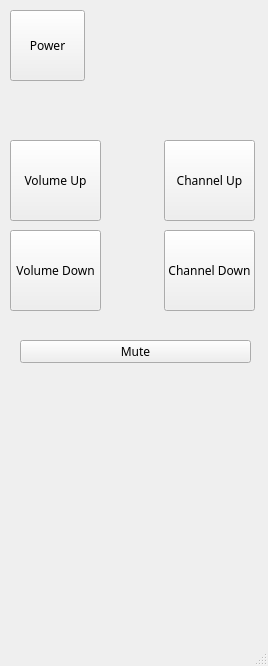
This is view.ui in cjohnson194/Final1 as Qt 5 draws it before an edit. The edited form follows.
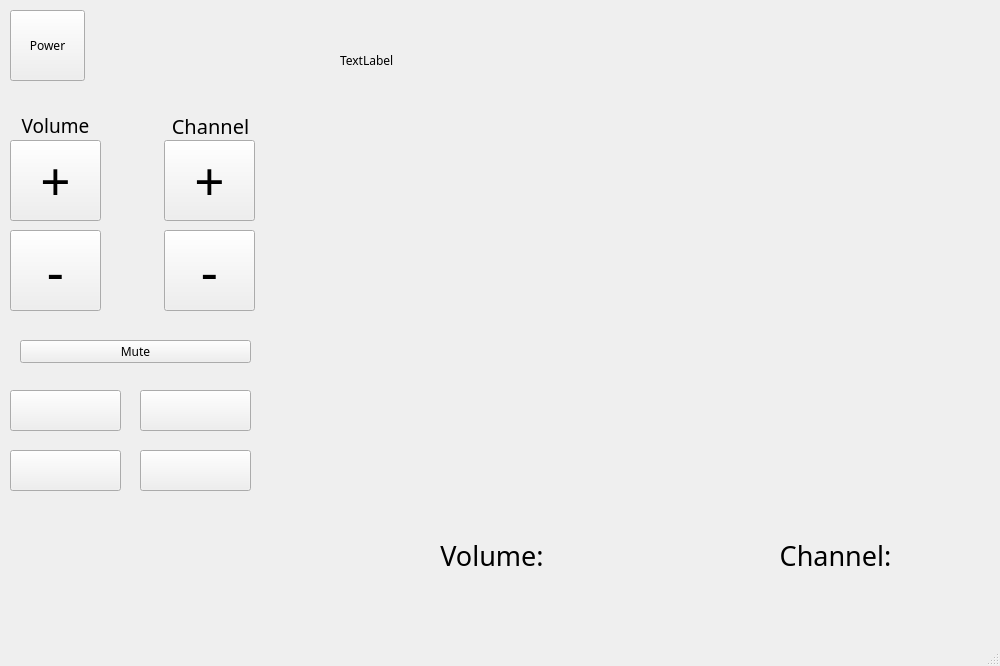
This is the edited form. Icons and pictures are not drawn.

The edit to the form file:
```diff
--- a/view.ui
+++ b/view.ui
@@ -6,19 +6,19 @@
    <rect>
     <x>0</x>
     <y>0</y>
-    <width>268</width>
+    <width>1000</width>
     <height>666</height>
    </rect>
   </property>
   <property name="minimumSize">
    <size>
-    <width>268</width>
+    <width>1000</width>
     <height>666</height>
    </size>
   </property>
   <property name="maximumSize">
    <size>
-    <width>268</width>
+    <width>1000</width>
     <height>666</height>
    </size>
   </property>
@@ -57,8 +57,13 @@
       <height>81</height>
      </rect>
     </property>
+    <property name="font">
+     <font>
+      <pointsize>40</pointsize>
+     </font>
+    </property>
     <property name="text">
-     <string>Channel Up</string>
+     <string>+</string>
     </property>
    </widget>
    <widget class="QPushButton" name="button_channelDown">
@@ -70,8 +75,13 @@
       <height>81</height>
      </rect>
     </property>
+    <property name="font">
+     <font>
+      <pointsize>40</pointsize>
+     </font>
+    </property>
     <property name="text">
-     <string>Channel Down</string>
+     <string>-</string>
     </property>
    </widget>
    <widget class="QPushButton" name="button_volumeUp">
@@ -83,8 +93,13 @@
       <height>81</height>
      </rect>
     </property>
+    <property name="font">
+     <font>
+      <pointsize>40</pointsize>
+     </font>
+    </property>
     <property name="text">
-     <string>Volume Up</string>
+     <string>+</string>
     </property>
    </widget>
    <widget class="QPushButton" name="button_volumeDown">
@@ -96,8 +111,13 @@
       <height>81</height>
      </rect>
     </property>
+    <property name="font">
+     <font>
+      <pointsize>40</pointsize>
+     </font>
+    </property>
     <property name="text">
-     <string>Volume Down</string>
+     <string>-</string>
     </property>
    </widget>
    <widget class="QPushButton" name="button_mute">
@@ -113,6 +133,177 @@
      <string>Mute</string>
     </property>
    </widget>
+   <widget class="QLabel" name="label_screen">
+    <property name="geometry">
+     <rect>
+      <x>340</x>
+      <y>20</y>
+      <width>631</width>
+      <height>471</height>
+     </rect>
+    </property>
+    <property name="text">
+     <string/>
+    </property>
+    <property name="pixmap">
+     <pixmap>C:/Users/Owner/Downloads/black.png</pixmap>
+    </property>
+    <property name="scaledContents">
+     <bool>true</bool>
+    </property>
+   </widget>
+   <widget class="QLabel" name="label_volume">
+    <property name="geometry">
+     <rect>
+      <x>340</x>
+      <y>530</y>
+      <width>311</width>
+      <height>51</height>
+     </rect>
+    </property>
+    <property name="font">
+     <font>
+      <pointsize>20</pointsize>
+     </font>
+    </property>
+    <property name="text">
+     <string>Volume: </string>
+    </property>
+    <property name="alignment">
+     <set>Qt::AlignCenter</set>
+    </property>
+   </widget>
+   <widget class="QLabel" name="label_channel">
+    <property name="geometry">
+     <rect>
+      <x>700</x>
+      <y>530</y>
+      <width>271</width>
+      <height>51</height>
+     </rect>
+    </property>
+    <property name="font">
+     <font>
+      <pointsize>20</pointsize>
+     </font>
+    </property>
+    <property name="text">
+     <string>Channel:</string>
+    </property>
+    <property name="alignment">
+     <set>Qt::AlignCenter</set>
+    </property>
+   </widget>
+   <widget class="QPushButton" name="button_0Disney">
+    <property name="geometry">
+     <rect>
+      <x>10</x>
+      <y>390</y>
+      <width>111</width>
+      <height>41</height>
+     </rect>
+    </property>
+    <property name="text">
+     <string/>
+    </property>
+   </widget>
+   <widget class="QPushButton" name="button_1Hulu">
+    <property name="geometry">
+     <rect>
+      <x>140</x>
+      <y>390</y>
+      <width>111</width>
+      <height>41</height>
+     </rect>
+    </property>
+    <property name="text">
+     <string/>
+    </property>
+   </widget>
+   <widget class="QPushButton" name="button_3Netflix">
+    <property name="geometry">
+     <rect>
+      <x>10</x>
+      <y>450</y>
+      <width>111</width>
+      <height>41</height>
+     </rect>
+    </property>
+    <property name="text">
+     <string/>
+    </property>
+   </widget>
+   <widget class="QPushButton" name="button_4Crunchy">
+    <property name="geometry">
+     <rect>
+      <x>140</x>
+      <y>450</y>
+      <width>111</width>
+      <height>41</height>
+     </rect>
+    </property>
+    <property name="text">
+     <string/>
+    </property>
+   </widget>
+   <widget class="QLabel" name="label">
+    <property name="geometry">
+     <rect>
+      <x>10</x>
+      <y>110</y>
+      <width>91</width>
+      <height>31</height>
+     </rect>
+    </property>
+    <property name="font">
+     <font>
+      <pointsize>14</pointsize>
+     </font>
+    </property>
+    <property name="text">
+     <string>Volume</string>
+    </property>
+    <property name="alignment">
+     <set>Qt::AlignCenter</set>
+    </property>
+   </widget>
+   <widget class="QLabel" name="label_2">
+    <property name="geometry">
+     <rect>
+      <x>170</x>
+      <y>110</y>
+      <width>81</width>
+      <height>31</height>
+     </rect>
+    </property>
+    <property name="font">
+     <font>
+      <pointsize>15</pointsize>
+     </font>
+    </property>
+    <property name="text">
+     <string>Channel</string>
+    </property>
+    <property name="alignment">
+     <set>Qt::AlignCenter</set>
+    </property>
+   </widget>
+   <widget class="QLabel" name="label_mute">
+    <property name="geometry">
+     <rect>
+      <x>340</x>
+      <y>20</y>
+      <width>91</width>
+      <height>81</height>
+     </rect>
+    </property>
+    <property name="text">
+     <string>TextLabel</string>
+    </property>
+    <property name="scaledContents">
+     <bool>true</bool>
+    </property>
+   </widget>
   </widget>
   <widget class="QStatusBar" name="statusbar"/>
  </widget>
```
